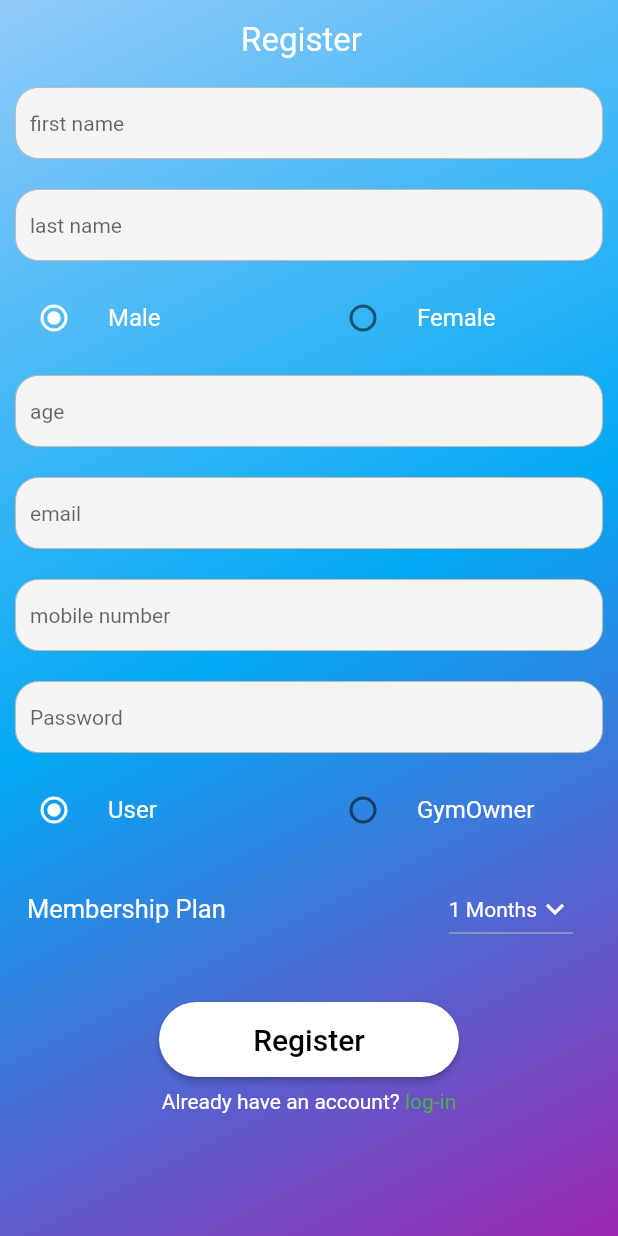
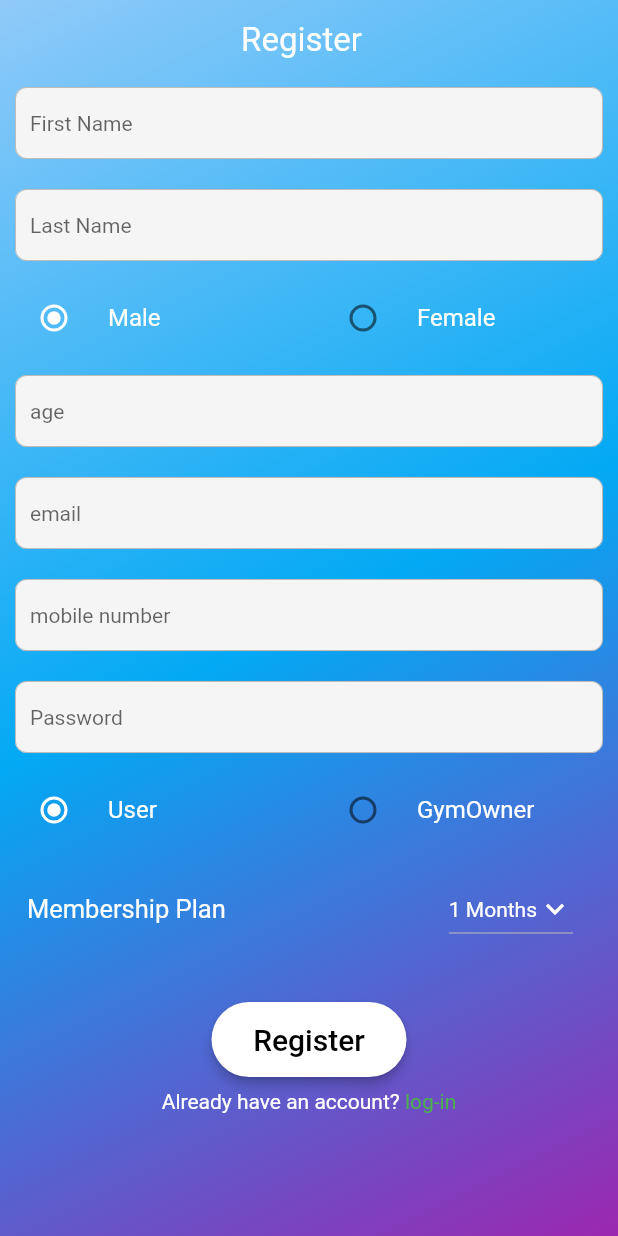
Before and after one commit to Brinfotech1407/GymReportingApp, a Flutter app: the screen it shows after launch, after a tap on "Register", on a phone screen of 412 x 824 dp. Run offline on Flutter 3.47's test engine with Material 2 defaults, Android fonts, the phone set to English and light mode, and no system bars; our stand-ins replace cloud_firestore, firebase_auth, firebase_core, firebase_messaging, get, quickalert and 1 more; missing offline and left inert: mobile_scanner; accounts and stored records are empty; Roboto replaces fonts that are missing (Montserrat).

Commit message:
change in UIs

```diff
--- a/lib/auth/login_screen.dart
+++ b/lib/auth/login_screen.dart
@@ -72,8 +72,49 @@ class _LoginScreenState extends State<LoginScreen> {
                   ),
                 ],
               ),
-              emailFormFiledView(),
-              passwordFormFiledView(),
+              GymUtils().textFormFiledView(
+                  controller: _emailController,
+                  autofillHints: [AutofillHints.namePrefix],
+                  textInputType: TextInputType.emailAddress,
+                  keyboardType: TextInputType.emailAddress,
+                  validator: (String? value) {
+                    const pattern = r"(?:[a-z0-9!#$%&'*+/=?^_`{|}~-]+(?:\.[a-z0-9!#$%&'"
+                        r'*+/=?^_`{|}~-]+)*|"(?:[\x01-\x08\x0b\x0c\x0e-\x1f\x21\x23-\x5b\x5d-'
+                        r'\x7f]|\\[\x01-\x09\x0b\x0c\x0e-\x7f])*")@(?:(?:[a-z0-9](?:[a-z0-9-]*'
+                        r'[a-z0-9])?\.)+[a-z0-9](?:[a-z0-9-]*[a-z0-9])?|\[(?:(?:(2(5[0-5]|[0-4]'
+                        r'[0-9])|1[0-9][0-9]|[1-9]?[0-9]))\.){3}(?:(2(5[0-5]|[0-4][0-9])|1[0-9]'
+                        r'[0-9]|[1-9]?[0-9])|[a-z0-9-]*[a-z0-9]:(?:[\x01-\x08\x0b\x0c\x0e-\x1f\'
+                        r'x21-\x5a\x53-\x7f]|\\[\x01-\x09\x0b\x0c\x0e-\x7f])+)\])';
+
+                    RegExp regex = RegExp(pattern.toString());
+                    if (!regex.hasMatch(value!)) {
+                      return 'Enter a valid email';
+                    } else {
+                      return null;
+                    }
+                  },
+                  hintText: 'Enter your email...'),
+              //emailFormFiledView(),
+              GymUtils().textFormFiledView(
+                  controller: _pwdController,
+                  autofillHints: [AutofillHints.password],
+                  textInputType: TextInputType.visiblePassword,
+                  keyboardType: TextInputType.visiblePassword,
+                  maxLength: 6,
+                  isMaxLength: true,
+                  obscureText: true,
+                  validator: (value) {
+                    Pattern pattern =
+                        r'^(?:\+?1[-.●]?)?\(?([0-9]{3})\)?[-.●]?([0-9]{3})[-.●]?([0-9]{4})$';
+                    RegExp regex = RegExp(pattern.toString());
+                    if (!regex.hasMatch(value!)) {
+                      return 'Enter your password...';
+                    } else {
+                      return null;
+                    }
+                  },
+                  hintText: 'Enter your password...'),
+              //passwordFormFiledView(),
               GymUtils().buildButtonView(
                   context: context,
                   onSubmitBtnTap: () async {
@@ -119,113 +160,4 @@ class _LoginScreenState extends State<LoginScreen> {
       ),
     );
   }
-
-  Widget emailFormFiledView() {
-    return Padding(
-      padding: const EdgeInsets.only(left: 15, right: 15, top: 20),
-      child: Form(
-        key: _formKey,
-        child: TextFormField(
-          controller: _emailController,
-          autofillHints: const [AutofillHints.email],
-          cursorColor: Colors.black,
-          decoration: InputDecoration(
-              hintText: 'email',
-              hintStyle: const TextStyle(fontSize: 14),
-              focusColor: Colors.black,
-              fillColor: Colors.grey.shade100,
-              filled: true,
-              contentPadding: const EdgeInsets.only(left: 10),
-              border: const OutlineInputBorder(
-                borderSide: BorderSide(width: 1, color: Colors.grey),
-              ),
-              focusedBorder: OutlineInputBorder(
-                borderSide: const BorderSide(
-                  color: Colors.grey,
-                  width: 2.0,
-                ),
-                borderRadius: BorderRadius.circular(16),
-              ),
-              enabledBorder: OutlineInputBorder(
-                borderSide: const BorderSide(
-                  color: Colors.grey,
-                  width: 1.0,
-                ),
-                borderRadius: BorderRadius.circular(16.0),
-              ),
-              disabledBorder: const OutlineInputBorder()),
-          keyboardType: TextInputType.emailAddress,
-          validator: (String? value) {
-            const pattern = r"(?:[a-z0-9!#$%&'*+/=?^_`{|}~-]+(?:\.[a-z0-9!#$%&'"
-                r'*+/=?^_`{|}~-]+)*|"(?:[\x01-\x08\x0b\x0c\x0e-\x1f\x21\x23-\x5b\x5d-'
-                r'\x7f]|\\[\x01-\x09\x0b\x0c\x0e-\x7f])*")@(?:(?:[a-z0-9](?:[a-z0-9-]*'
-                r'[a-z0-9])?\.)+[a-z0-9](?:[a-z0-9-]*[a-z0-9])?|\[(?:(?:(2(5[0-5]|[0-4]'
-                r'[0-9])|1[0-9][0-9]|[1-9]?[0-9]))\.){3}(?:(2(5[0-5]|[0-4][0-9])|1[0-9]'
-                r'[0-9]|[1-9]?[0-9])|[a-z0-9-]*[a-z0-9]:(?:[\x01-\x08\x0b\x0c\x0e-\x1f\'
-                r'x21-\x5a\x53-\x7f]|\\[\x01-\x09\x0b\x0c\x0e-\x7f])+)\])';
-
-            RegExp regex = RegExp(pattern.toString());
-            if (!regex.hasMatch(value!)) {
-              return 'Enter a valid email';
-            } else {
-              return null;
-            }
-          },
-        ),
-      ),
-    );
-  }
-
-  Widget passwordFormFiledView() {
-    return Padding(
-      padding: const EdgeInsets.only(left: 15, right: 15, top: 20),
-      child: Form(
-        //key: _formKey,
-        child: TextFormField(
-          controller: _pwdController,
-          autofillHints: const [AutofillHints.password],
-          obscureText: true,
-          cursorColor: Colors.black,
-          maxLength: 6,
-          decoration: InputDecoration(
-              counterText: "",
-              hintText: 'Enter Password',
-              hintStyle: const TextStyle(fontSize: 14),
-              focusColor: Colors.black,
-              fillColor: Colors.grey.shade100,
-              filled: true,
-              contentPadding: const EdgeInsets.only(left: 8),
-              border: const OutlineInputBorder(
-                borderSide: BorderSide(width: 1, color: Colors.grey),
-              ),
-              focusedBorder: OutlineInputBorder(
-                borderSide: const BorderSide(
-                  color: Colors.grey,
-                  width: 2.0,
-                ),
-                borderRadius: BorderRadius.circular(16),
-              ),
-              enabledBorder: OutlineInputBorder(
-                borderSide: const BorderSide(
-                  color: Colors.grey,
-                  width: 1.0,
-                ),
-                borderRadius: BorderRadius.circular(16),
-              ),
-              disabledBorder: const OutlineInputBorder()),
-          keyboardType: TextInputType.phone,
-          validator: (String? value) {
-            Pattern pattern =
-                r'^(?:\+?1[-.●]?)?\(?([0-9]{3})\)?[-.●]?([0-9]{3})[-.●]?([0-9]{4})$';
-            RegExp regex = RegExp(pattern.toString());
-            if (!regex.hasMatch(value!)) {
-              return 'Enter a valid Password';
-            } else {
-              return null;
-            }
-          },
-        ),
-      ),
-    );
-  }
 }
--- a/lib/auth/registration.dart
+++ b/lib/auth/registration.dart
@@ -69,14 +69,14 @@ class _RegistrationScreenState extends State<RegistrationScreen> {
                   textInputType: TextInputType.name,
                   keyboardType: TextInputType.text,
                   validator: (value) {},
-                  hintText: 'first name'),
+                  hintText: 'First Name'),
               GymUtils().textFormFiledView(
                   controller: _lastNameController,
                   autofillHints: [AutofillHints.nameSuffix],
                   textInputType: TextInputType.name,
                   keyboardType: TextInputType.text,
                   validator: (value) {},
-                  hintText: 'last name'),
+                  hintText: 'Last Name'),
               Row(
                 mainAxisSize: MainAxisSize.min,
                 children: [
@@ -167,7 +167,16 @@ class _RegistrationScreenState extends State<RegistrationScreen> {
                   maxLength: 6,
                   isMaxLength: true,
                   obscureText: true,
-                  validator: (value) {},
+                  validator: (value) {
+                    Pattern pattern =
+                        r'^(?:\+?1[-.●]?)?\(?([0-9]{3})\)?[-.●]?([0-9]{3})[-.●]?([0-9]{4})$';
+                    RegExp regex = RegExp(pattern.toString());
+                    if (!regex.hasMatch(value!)) {
+                      return 'Enter a valid Password';
+                    } else {
+                      return null;
+                    }
+                  },
                   hintText: 'Password'),
               Row(
                 mainAxisSize: MainAxisSize.min,
--- a/lib/utils/gym_utils.dart
+++ b/lib/utils/gym_utils.dart
@@ -23,13 +23,14 @@ class GymUtils {
       required String buttonName}) {
     return Container(
       margin: const EdgeInsets.only(top: 30),
+      width: 130,
       height: 50,
-      width: 200,
       child: ElevatedButton(
         style: ElevatedButton.styleFrom(
             backgroundColor: Colors.white,
-            shape: const RoundedRectangleBorder(
-                borderRadius: BorderRadius.all(Radius.circular(27)))),
+            elevation: 3,
+            shape:  RoundedRectangleBorder(
+                borderRadius: BorderRadius.circular(60),)),
         onPressed: () {
           onSubmitBtnTap();
         },
@@ -37,6 +38,7 @@ class GymUtils {
           buttonName,
           style: const TextStyle(color: Colors.black, fontSize: 20),
         ),
+
       ),
     );
   }
@@ -78,14 +80,21 @@ class GymUtils {
                 color: Colors.grey,
                 width: 2.0,
               ),
-              borderRadius: BorderRadius.circular(50.0),
+              borderRadius: BorderRadius.circular(8),
             ),
             enabledBorder: OutlineInputBorder(
               borderSide: const BorderSide(
                 color: Colors.grey,
                 width: 0.5,
               ),
-              borderRadius: BorderRadius.circular(16.0),
+              borderRadius: BorderRadius.circular(8),
+            ),
+            errorBorder: OutlineInputBorder(
+              borderSide: const BorderSide(
+                color: Color(0x00000000),
+                width: 1,
+              ),
+              borderRadius: BorderRadius.circular(8),
             ),
             disabledBorder: const OutlineInputBorder()),
         keyboardType: keyboardType,
```
